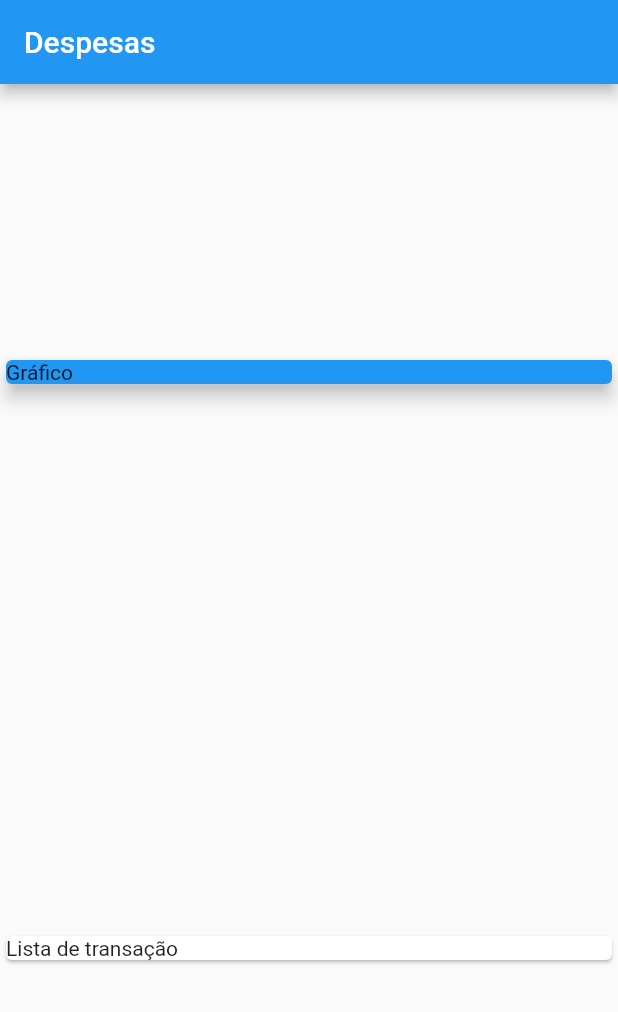
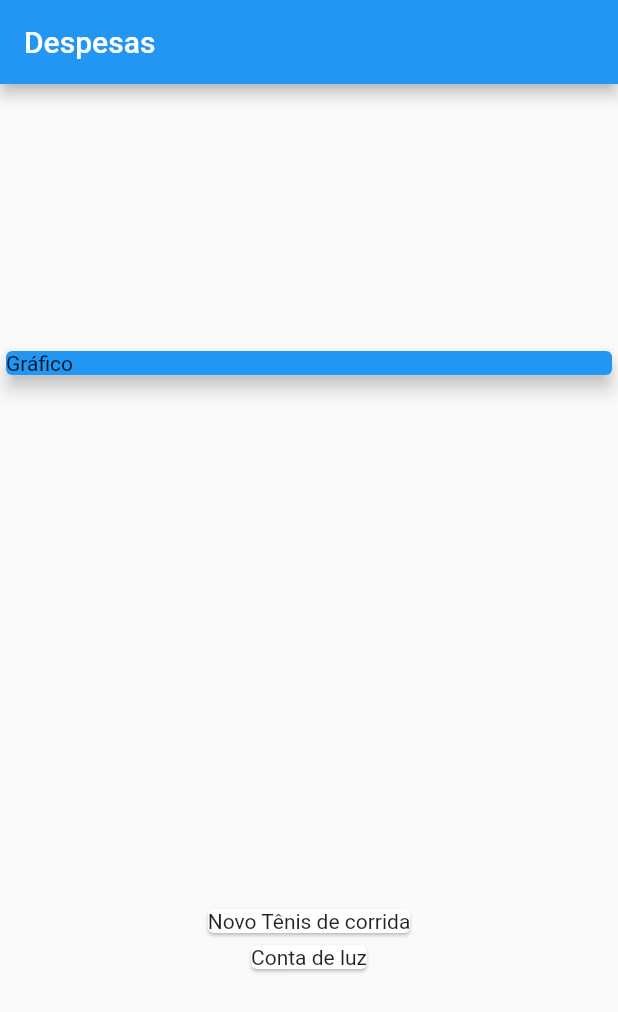
Before and after one commit to juniorlatalisa/cod3r_flutter, a Flutter app: the screen it shows after launch, on a phone screen of 412 x 824 dp. Shown: the top 1012 px of the screen. Run offline on Flutter 3.47's test engine with Material 2 defaults, Android fonts, the phone set to English and light mode, and no system bars.

Commit message:
Construindo App Real - Despesas Pessoais: Mapear Dados para Widgets

```diff
--- a/expenses/lib/main.dart
+++ b/expenses/lib/main.dart
@@ -45,9 +45,12 @@ class MyHomePage extends StatelessWidget {
               elevation: 5,
             ),
           ),
-          Card(
-            child: Text('Lista de transação'),
-          ),
+          Column(
+              children: _transactions
+                  .map((tr) => Card(
+                        child: Text(tr.title),
+                      ))
+                  .toList()),
         ],
       ),
     );
```
